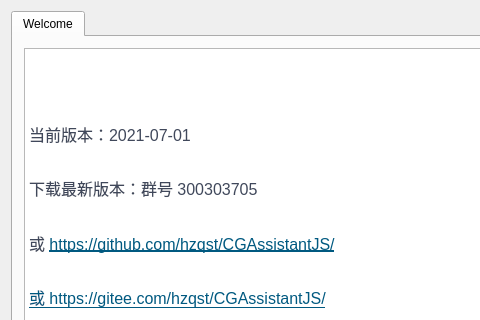
First picture: the form in CGAssistant/mainwindow.ui, repository hzqst/CGAssistant, before the edit; both pictures show x 0 to 480 and y 0 to 320 of the 750 by 500 pixel window.
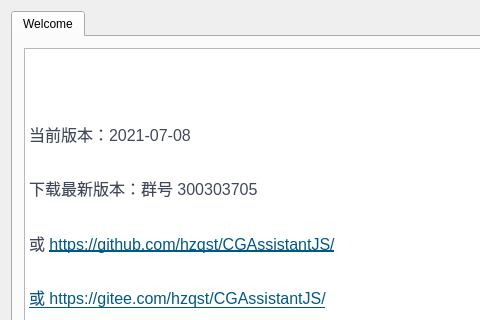
Second picture: the form after the edit. Icons and pictures are not drawn.

```diff
--- a/CGAssistant/mainwindow.ui
+++ b/CGAssistant/mainwindow.ui
@@ -73,7 +73,7 @@
 &lt;/style&gt;&lt;/head&gt;&lt;body style=&quot; font-family:'SimSun'; font-size:9pt; font-weight:400; font-style:normal;&quot;&gt;
 &lt;p style=&quot; margin-top:0px; margin-bottom:0px; margin-left:0px; margin-right:0px; -qt-block-indent:0; text-indent:0px;&quot;&gt;&lt;img src=&quot;:/logo.png&quot; /&gt;&lt;/p&gt;
 &lt;p style=&quot;-qt-paragraph-type:empty; margin-top:0px; margin-bottom:16px; margin-left:0px; margin-right:0px; -qt-block-indent:0; text-indent:0px; line-height:160%; font-family:'-apple-system,BlinkMacSystemFont,Segoe UI,Helvetica,Arial,Apple Color Emoji,Segoe UI Emoji,Segoe UI Symbol,Liberation Sans,PingFang SC,Microsoft YaHei,Hiragino Sans GB,Wenquanyi Micro Hei,WenQuanYi Zen Hei,ST Heiti,SimHei,SimSun,WenQuanYi Zen Hei Sharp,sans-serif'; font-size:16px; color:#40485b; background-color:#ffffff;&quot;&gt;&lt;br /&gt;&lt;/p&gt;
-&lt;p style=&quot; margin-top:0px; margin-bottom:16px; margin-left:0px; margin-right:0px; -qt-block-indent:0; text-indent:0px; line-height:160%; background-color:#ffffff;&quot;&gt;&lt;span style=&quot; font-family:'-apple-system,BlinkMacSystemFont,Segoe UI,Helvetica,Arial,Apple Color Emoji,Segoe UI Emoji,Segoe UI Symbol,Liberation Sans,PingFang SC,Microsoft YaHei,Hiragino Sans GB,Wenquanyi Micro Hei,WenQuanYi Zen Hei,ST Heiti,SimHei,SimSun,WenQuanYi Zen Hei Sharp,sans-serif'; font-size:16px; color:#40485b; background-color:#ffffff;&quot;&gt;当前版本：2021-07-01&lt;/span&gt;&lt;/p&gt;
+&lt;p style=&quot; margin-top:0px; margin-bottom:16px; margin-left:0px; margin-right:0px; -qt-block-indent:0; text-indent:0px; line-height:160%; background-color:#ffffff;&quot;&gt;&lt;span style=&quot; font-family:'-apple-system,BlinkMacSystemFont,Segoe UI,Helvetica,Arial,Apple Color Emoji,Segoe UI Emoji,Segoe UI Symbol,Liberation Sans,PingFang SC,Microsoft YaHei,Hiragino Sans GB,Wenquanyi Micro Hei,WenQuanYi Zen Hei,ST Heiti,SimHei,SimSun,WenQuanYi Zen Hei Sharp,sans-serif'; font-size:16px; color:#40485b; background-color:#ffffff;&quot;&gt;当前版本：2021-07-08&lt;/span&gt;&lt;/p&gt;
 &lt;p style=&quot; margin-top:0px; margin-bottom:16px; margin-left:0px; margin-right:0px; -qt-block-indent:0; text-indent:0px; line-height:160%; background-color:#ffffff;&quot;&gt;&lt;span style=&quot; font-family:'-apple-system,BlinkMacSystemFont,Segoe UI,Helvetica,Arial,Apple Color Emoji,Segoe UI Emoji,Segoe UI Symbol,Liberation Sans,PingFang SC,Microsoft YaHei,Hiragino Sans GB,Wenquanyi Micro Hei,WenQuanYi Zen Hei,ST Heiti,SimHei,SimSun,WenQuanYi Zen Hei Sharp,sans-serif'; font-size:16px; color:#40485b; background-color:#ffffff;&quot;&gt;下载最新版本：群号 300303705&lt;/span&gt;&lt;/p&gt;
 &lt;p style=&quot; margin-top:0px; margin-bottom:16px; margin-left:0px; margin-right:0px; -qt-block-indent:0; text-indent:0px; line-height:160%; background-color:#ffffff;&quot;&gt;&lt;span style=&quot; font-family:'-apple-system,BlinkMacSystemFont,Segoe UI,Helvetica,Arial,Apple Color Emoji,Segoe UI Emoji,Segoe UI Symbol,Liberation Sans,PingFang SC,Microsoft YaHei,Hiragino Sans GB,Wenquanyi Micro Hei,WenQuanYi Zen Hei,ST Heiti,SimHei,SimSun,WenQuanYi Zen Hei Sharp,sans-serif'; font-size:16px; color:#40485b; background-color:#ffffff;&quot;&gt;或 &lt;/span&gt;&lt;a href=&quot;https://github.com/hzqst/CGAssistantJS/issues&quot;&gt;&lt;span style=&quot; font-family:'-apple-system,BlinkMacSystemFont,Segoe UI,Helvetica,Arial,Apple Color Emoji,Segoe UI Emoji,Segoe UI Symbol,Liberation Sans,PingFang SC,Microsoft YaHei,Hiragino Sans GB,Wenquanyi Micro Hei,WenQuanYi Zen Hei,ST Heiti,SimHei,SimSun,WenQuanYi Zen Hei Sharp,sans-serif'; font-size:16px; text-decoration: underline; color:#005980; background-color:transparent;&quot;&gt;https://github.com/hzqst/CGAssistantJS/&lt;/span&gt;&lt;/a&gt;&lt;/p&gt;
 &lt;p style=&quot; margin-top:0px; margin-bottom:16px; margin-left:0px; margin-right:0px; -qt-block-indent:0; text-indent:0px; line-height:160%; background-color:#ffffff;&quot;&gt;&lt;a href=&quot;https://github.com/hzqst/CGAssistantJS/issues&quot;&gt;&lt;span style=&quot; font-family:'-apple-system,BlinkMacSystemFont,Segoe UI,Helvetica,Arial,Apple Color Emoji,Segoe UI Emoji,Segoe UI Symbol,Liberation Sans,PingFang SC,Microsoft YaHei,Hiragino Sans GB,Wenquanyi Micro Hei,WenQuanYi Zen Hei,ST Heiti,SimHei,SimSun,WenQuanYi Zen Hei Sharp,sans-serif'; font-size:16px; text-decoration: underline; color:#005980; background-color:transparent;&quot;&gt;或 &lt;/span&gt;&lt;/a&gt;&lt;a href=&quot;https://gitee.com/hzqst/CGAssistantJS/issues&quot;&gt;&lt;span style=&quot; font-family:'-apple-system,BlinkMacSystemFont,Segoe UI,Helvetica,Arial,Apple Color Emoji,Segoe UI Emoji,Segoe UI Symbol,Liberation Sans,PingFang SC,Microsoft YaHei,Hiragino Sans GB,Wenquanyi Micro Hei,WenQuanYi Zen Hei,ST Heiti,SimHei,SimSun,WenQuanYi Zen Hei Sharp,sans-serif'; font-size:16px; text-decoration: underline; color:#005980; background-color:transparent;&quot;&gt;https://gitee.com/hzqst/CGAssistantJS/&lt;/span&gt;&lt;/a&gt;&lt;/p&gt;&lt;/body&gt;&lt;/html&gt;</string>
```
